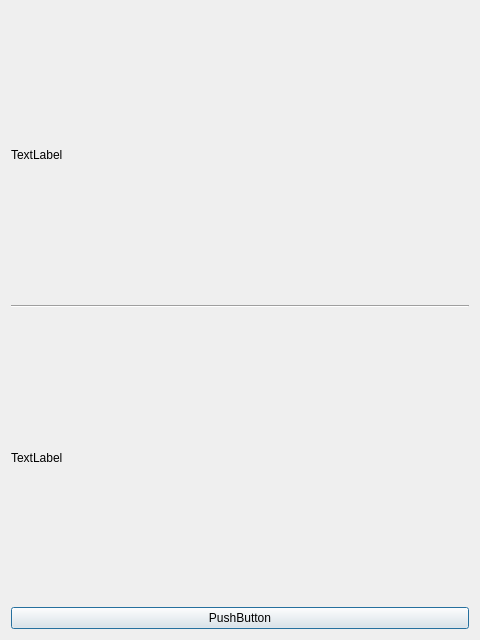
Old version of the form flashcardpreviewer.ui in the repository tzcl/qtSRFRS.
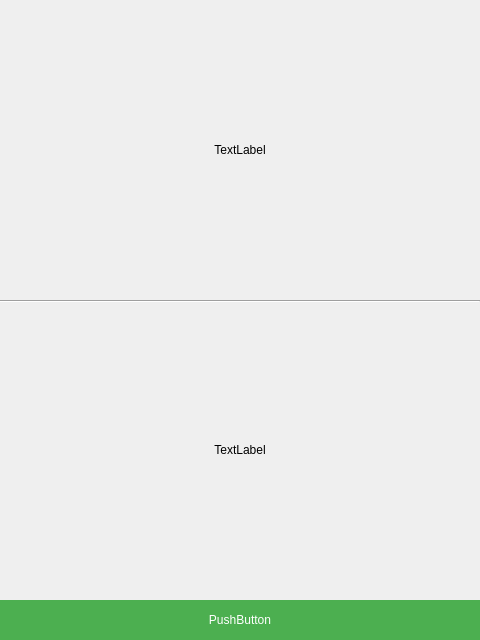
New version of the form.

What changed in the file:
```diff
--- a/flashcardpreviewer.ui
+++ b/flashcardpreviewer.ui
@@ -13,13 +13,32 @@
   <property name="windowTitle">
    <string>Dialog</string>
   </property>
-  <layout class="QGridLayout" name="gridLayout">
-   <item row="0" column="0">
-    <layout class="QVBoxLayout" name="verticalLayout">
-     <item>
-      <widget class="QLabel" name="lbl_front">
+  <property name="styleSheet">
+   <string notr="true">QPushButton {
+color: white;
+background: #4CAF50;
+border-radius: 0px;
+}
+
+QPushButton:hover {
+background: #43A047
+}
+
+QPushButton:disabled {
+background-color: rgb(204, 204, 204);
+}</string>
+  </property>
+  <widget class="QLabel" name="lblBack">
+   <property name="geometry">
+    <rect>
+     <x>0</x>
+     <y>300</y>
+     <width>480</width>
+     <height>300</height>
+    </rect>
+   </property>
        <property name="sizePolicy">
-        <sizepolicy hsizetype="Ignored" vsizetype="Ignored">
+    <sizepolicy hsizetype="Fixed" vsizetype="Fixed">
          <horstretch>0</horstretch>
          <verstretch>0</verstretch>
         </sizepolicy>
@@ -27,50 +46,88 @@
        <property name="text">
         <string>TextLabel</string>
        </property>
+   <property name="textFormat">
+    <enum>Qt::AutoText</enum>
+   </property>
        <property name="scaledContents">
         <bool>true</bool>
        </property>
+   <property name="alignment">
+    <set>Qt::AlignCenter</set>
+   </property>
        <property name="wordWrap">
         <bool>true</bool>
        </property>
       </widget>
-     </item>
-     <item>
+  <widget class="QLabel" name="lblFront">
+   <property name="geometry">
+    <rect>
+     <x>0</x>
+     <y>0</y>
+     <width>480</width>
+     <height>300</height>
+    </rect>
+   </property>
+   <property name="sizePolicy">
+    <sizepolicy hsizetype="Fixed" vsizetype="Fixed">
+     <horstretch>0</horstretch>
+     <verstretch>0</verstretch>
+    </sizepolicy>
+   </property>
+   <property name="text">
+    <string>TextLabel</string>
+   </property>
+   <property name="scaledContents">
+    <bool>true</bool>
+   </property>
+   <property name="alignment">
+    <set>Qt::AlignCenter</set>
+   </property>
+   <property name="wordWrap">
+    <bool>true</bool>
+   </property>
+  </widget>
       <widget class="Line" name="line">
+   <property name="geometry">
+    <rect>
+     <x>0</x>
+     <y>300</y>
+     <width>480</width>
+     <height>3</height>
+    </rect>
+   </property>
+   <property name="sizePolicy">
+    <sizepolicy hsizetype="Fixed" vsizetype="Fixed">
+     <horstretch>0</horstretch>
+     <verstretch>0</verstretch>
+    </sizepolicy>
+   </property>
        <property name="orientation">
         <enum>Qt::Horizontal</enum>
        </property>
       </widget>
-     </item>
-     <item>
-      <widget class="QLabel" name="lbl_back">
+  <widget class="QPushButton" name="btnToggle">
+   <property name="geometry">
+    <rect>
+     <x>0</x>
+     <y>600</y>
+     <width>480</width>
+     <height>40</height>
+    </rect>
+   </property>
        <property name="sizePolicy">
-        <sizepolicy hsizetype="Ignored" vsizetype="Ignored">
+    <sizepolicy hsizetype="Fixed" vsizetype="Fixed">
          <horstretch>0</horstretch>
          <verstretch>0</verstretch>
         </sizepolicy>
        </property>
-       <property name="text">
-        <string>TextLabel</string>
-       </property>
-       <property name="scaledContents">
-        <bool>true</bool>
-       </property>
-       <property name="wordWrap">
-        <bool>true</bool>
-       </property>
-      </widget>
-     </item>
-     <item>
-      <widget class="QPushButton" name="btn_toggle">
+   <property name="cursor">
+    <cursorShape>PointingHandCursor</cursorShape>
+   </property>
        <property name="text">
         <string>PushButton</string>
        </property>
       </widget>
-     </item>
-    </layout>
-   </item>
-  </layout>
  </widget>
  <resources/>
  <connections/>
```
Lines whose indentation alone changed are shown as unchanged.
